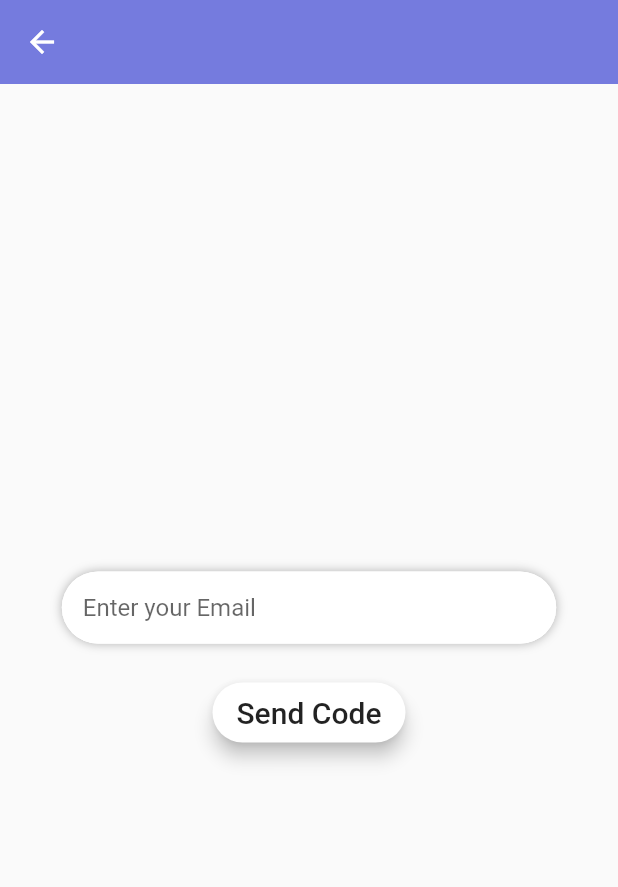
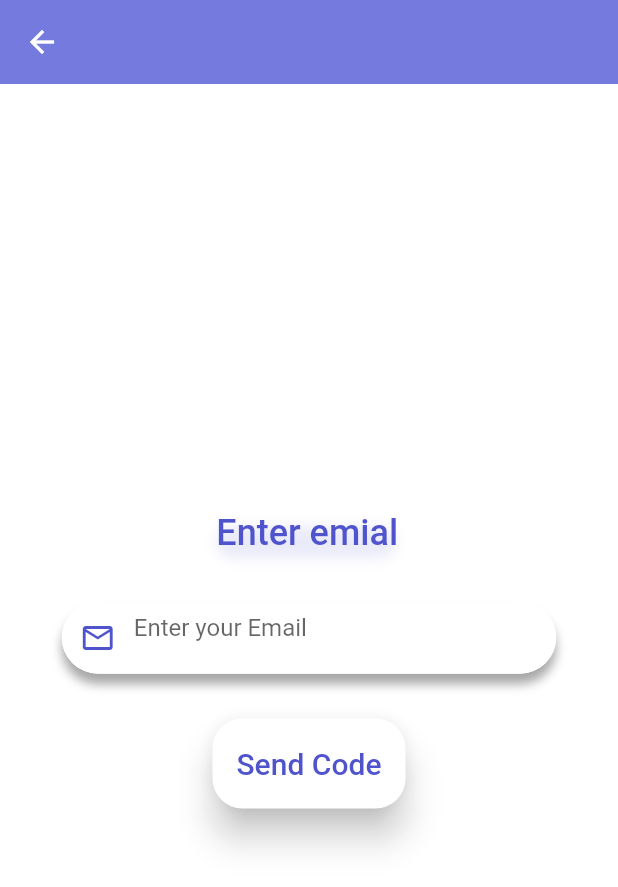
Before and after one commit to PrashantdezZ/job_app, a Flutter app: the ForgotScreen screen opened by its route, on a phone screen of 412 x 824 dp. Shown: the top 887 px of the screen. Run offline on Flutter 3.47's test engine with Material 2 defaults, Android fonts, the phone set to English and light mode, and no system bars; our stand-ins replace another_flushbar, auto_route, dropdown_button2, image_picker, shared_preferences; missing offline and left inert: dart:ffi; accounts and stored records are empty.

Commit message:
auth pages

```diff
--- a/lib/main.dart
+++ b/lib/main.dart
@@ -6,14 +6,9 @@ import 'package:job_app/data/providers/user_creds/user_data.dart';
 import 'package:job_app/data/providers/user_provider.dart';
 import 'package:job_app/desgin_elements/design.dart';
 
-
 import 'package:job_app/data/routes/router.gr.dart';
 
-
 import 'package:provider/provider.dart';
-
-
-
 
 void main() {
   WidgetsFlutterBinding.ensureInitialized();
--- a/lib/screens/auth_screens/forgotpassword.dart
+++ b/lib/screens/auth_screens/forgotpassword.dart
@@ -4,6 +4,7 @@ import 'package:flutter/material.dart';
 import 'package:flutter/src/foundation/key.dart';
 import 'package:flutter/src/widgets/framework.dart';
 import 'package:job_app/data/providers/auth_provider.dart';
+import 'package:job_app/desgin_elements/design.dart';
 import 'package:provider/provider.dart';
 
 class ForgotScreen extends StatelessWidget {
@@ -15,6 +16,7 @@ class ForgotScreen extends StatelessWidget {
     Size size  = MediaQuery.of(context).size;
     final provider = Provider.of<AuthProvider>(context);
     return Scaffold(
+      backgroundColor: Color.fromARGB(245, 255, 255, 255),
       appBar: AppBar(
         leading: IconButton(icon: Icon(Icons.arrow_back),onPressed: (){
           context.router.replaceNamed('/login');
@@ -29,6 +31,41 @@ class ForgotScreen extends StatelessWidget {
             mainAxisAlignment: MainAxisAlignment.center,
             crossAxisAlignment: CrossAxisAlignment.center,
             children: [
+              Stack(
+                children: [
+                  Container(
+                    width: size.width*0.30,
+                    child: Text('Enter emial ',style: TextStyle(
+                    color: Palette.lightPurple,
+                    fontSize: 24,
+                    fontWeight: FontWeight.w500,
+
+                ),),
+                  ),
+                Positioned(
+                  bottom: 7,
+                  top: 0,
+                  child: Container(
+                    height:2,
+                    width: size.width*0.29,
+                    decoration: BoxDecoration(
+                      borderRadius: BorderRadius.circular(29),
+                                      boxShadow: [
+                                                    BoxShadow(
+                                                      offset: Offset(0,10),
+                                                      blurRadius: 7,
+
+                                                      color:Palette.lightPurple.withOpacity(0.12),
+
+                                                    )
+                                                  ]
+                                    ),
+                                  ),
+                            )
+                ]
+              ),
+
+               SizedBox(height: 32,),
               Container(
                 width: size.width*0.8,
                  alignment: Alignment.center,
@@ -39,17 +76,19 @@ class ForgotScreen extends StatelessWidget {
                                       borderRadius: BorderRadius.circular(29),
                                       boxShadow: [
                                                     BoxShadow(
-                                                      offset: Offset(0,0),
+                                                      offset: Offset(0,7),
                                                       blurRadius: 5,
 
-                                                      color:Colors.black.withOpacity(0.3),
+                                                      color:Colors.black.withOpacity(0.35),
 
                                                     )
                                                   ]
                                     ),
                 child: TextFormField(
+
                                   controller: emailController,
                                   decoration: InputDecoration(
+                                    prefixIcon: Icon(Icons.email_outlined,color: Palette.lightPurple,),
                                     filled: true,
                                     fillColor: Colors.white,
                                     hintText: 'Enter your Email',
@@ -83,23 +122,25 @@ class ForgotScreen extends StatelessWidget {
                                   keyboardType: TextInputType.emailAddress,
                                 ),
               ),
-              SizedBox(height: 22,),
+              SizedBox(height: 30,),
               MaterialButton(
                                 shape: RoundedRectangleBorder(
                                     borderRadius:
                                         BorderRadius.all(Radius.circular(20.0))),
-                                elevation: 5.0,
-                                height: 40,
+                                elevation: 10.0,
+                                height: 60,
                                 onPressed: () {
 
                                  provider.forgotPassword(context, emailController.text.toString());
                                 //  context.navigateNamedTo('/forgot-password-verify');
                                 },
 
-                                child: Text(
+                                child:  provider.loading?CircularProgressIndicator():Text(
                                   "Send Code",
                                   style: TextStyle(
                                     fontSize: 20,
+
+                                    color: Palette.lightPurple
                                   ),
                                 ),
                                 color: Colors.white,
```
Also changed, not shown: lib/data/providers/auth_provider.dart (+13 -7 lines), lib/screens/auth_screens/forgotpasswordverify.dart (+99 -17 lines), lib/screens/auth_screens/loginscreen.dart (+2 -17 lines).
